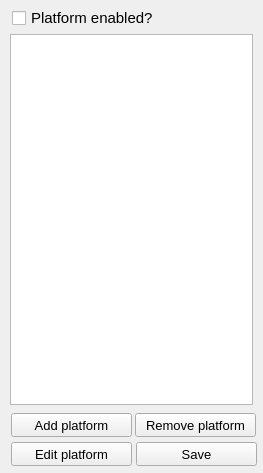
This is gui/platform_list.ui in RolandWH/SIPPCompare as Qt 5 draws it before an edit. The edited form follows.
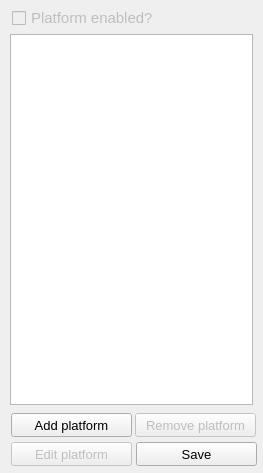
This is the edited form.

Commit message: fix logic for platform list

```diff
--- a/gui/platform_list.ui
+++ b/gui/platform_list.ui
@@ -59,6 +59,9 @@
    </property>
   </widget>
   <widget class="QPushButton" name="del_plat_but">
+   <property name="enabled">
+    <bool>false</bool>
+   </property>
    <property name="geometry">
     <rect>
      <x>135</x>
@@ -95,6 +98,9 @@
    </property>
   </widget>
   <widget class="QPushButton" name="edit_plat_but">
+   <property name="enabled">
+    <bool>false</bool>
+   </property>
    <property name="geometry">
     <rect>
      <x>11</x>
@@ -113,6 +119,9 @@
    </property>
   </widget>
   <widget class="QCheckBox" name="plat_enabled_check">
+   <property name="enabled">
+    <bool>false</bool>
+   </property>
    <property name="geometry">
     <rect>
      <x>12</x>
```
The commit also changes 1 other file.
